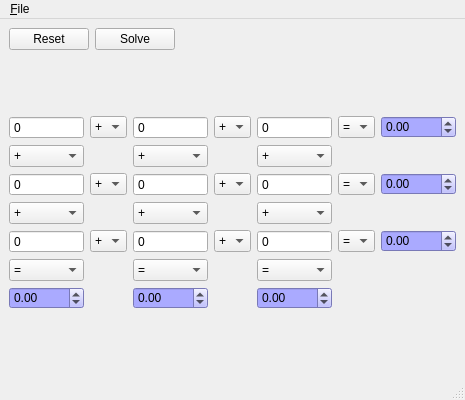
Qt form digit-shuffle.ui (textbrowser/digit-shuffle) before a commit.
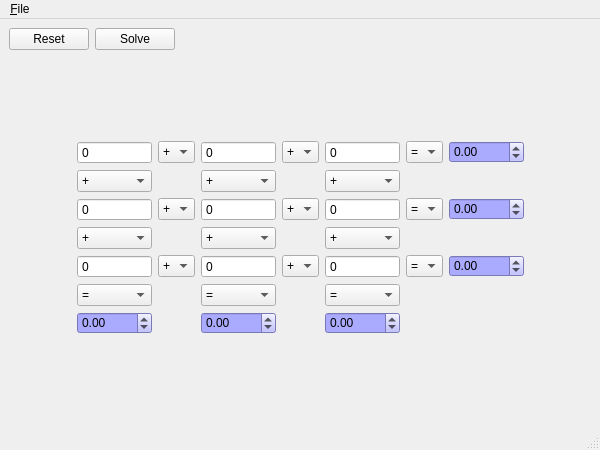
The same form after that commit. Icons and pictures are not drawn.

```diff
--- a/digit-shuffle.ui
+++ b/digit-shuffle.ui
@@ -6,8 +6,8 @@
    <rect>
     <x>0</x>
     <y>0</y>
-    <width>439</width>
-    <height>400</height>
+    <width>600</width>
+    <height>450</height>
    </rect>
   </property>
   <property name="windowTitle">
@@ -699,8 +699,8 @@
     <rect>
      <x>0</x>
      <y>0</y>
-     <width>439</width>
-     <height>30</height>
+     <width>600</width>
+     <height>34</height>
     </rect>
    </property>
    <widget class="QMenu" name="menu_File">
```
